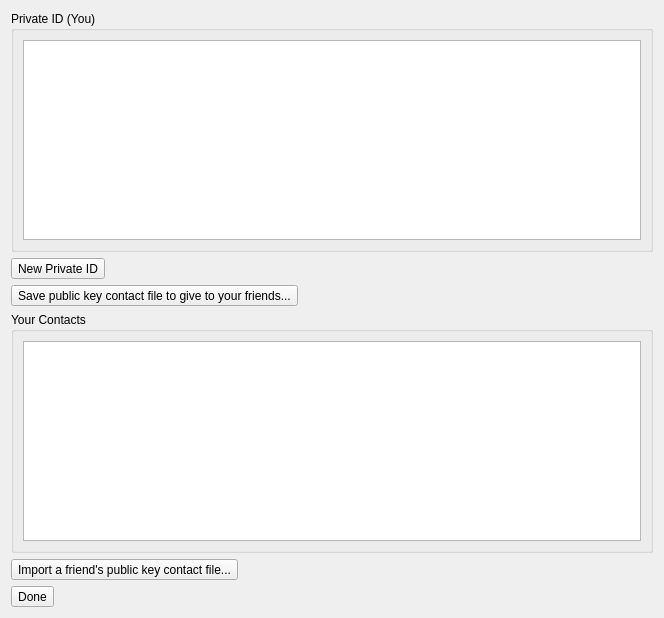
The window that keylisteditor.ui (localoptimum/warp2) describes before a commit, drawn with Qt 5.
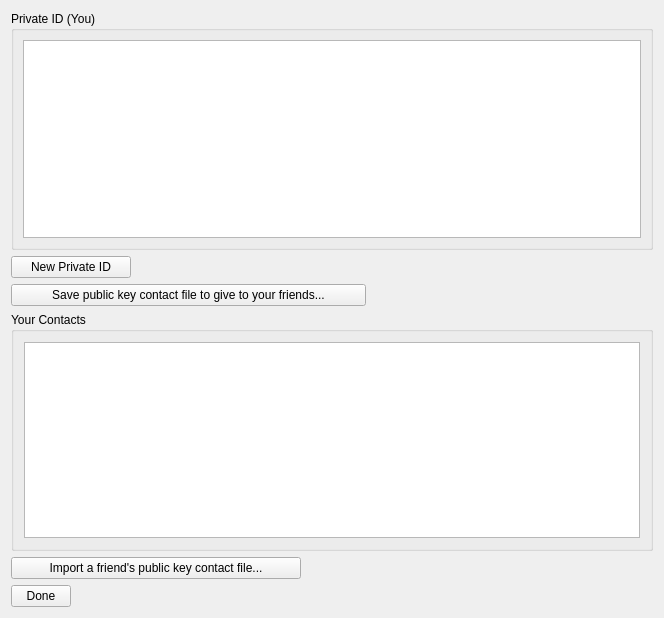
The same window after the commit.

Commit message: add messagedelegate. change layout of mainwindow. change all toolbuttons to pushbuttons. add error handling when cancelling import. add error handling when trying to overwrite existing file (when exporting contact). add reply button, that is enabled when message is selected.

Diff of the .ui file:
```diff
--- a/keylisteditor.ui
+++ b/keylisteditor.ui
@@ -46,17 +46,47 @@
     </widget>
    </item>
    <item>
-    <widget class="QToolButton" name="newPrivateIDButton">
+    <widget class="QPushButton" name="newPrivateIDButton">
+     <property name="minimumSize">
+      <size>
+       <width>120</width>
+       <height>0</height>
+      </size>
+     </property>
+     <property name="maximumSize">
+      <size>
+       <width>120</width>
+       <height>16777215</height>
+      </size>
+     </property>
      <property name="text">
       <string>New Private ID</string>
      </property>
+     <property name="autoDefault">
+      <bool>false</bool>
+     </property>
     </widget>
    </item>
    <item>
-    <widget class="QToolButton" name="exportPublicKeyButton">
+    <widget class="QPushButton" name="exportPublicKeyButton">
+     <property name="minimumSize">
+      <size>
+       <width>355</width>
+       <height>0</height>
+      </size>
+     </property>
+     <property name="maximumSize">
+      <size>
+       <width>355</width>
+       <height>16777215</height>
+      </size>
+     </property>
      <property name="text">
       <string>Save public key contact file to give to your friends...</string>
      </property>
+     <property name="autoDefault">
+      <bool>false</bool>
+     </property>
     </widget>
    </item>
    <item>
@@ -71,6 +101,18 @@
       <string>Your Contacts</string>
      </property>
      <layout class="QHBoxLayout" name="horizontalLayout_2">
+      <property name="leftMargin">
+       <number>10</number>
+      </property>
+      <property name="topMargin">
+       <number>10</number>
+      </property>
+      <property name="rightMargin">
+       <number>10</number>
+      </property>
+      <property name="bottomMargin">
+       <number>10</number>
+      </property>
       <item>
        <widget class="QTableWidget" name="publicKeyTable">
         <property name="sizePolicy">
@@ -88,17 +130,47 @@
     </widget>
    </item>
    <item>
-    <widget class="QToolButton" name="importContactButton">
+    <widget class="QPushButton" name="importContactButton">
+     <property name="minimumSize">
+      <size>
+       <width>290</width>
+       <height>0</height>
+      </size>
+     </property>
+     <property name="maximumSize">
+      <size>
+       <width>290</width>
+       <height>16777215</height>
+      </size>
+     </property>
      <property name="text">
       <string>Import a friend's public key contact file...</string>
      </property>
+     <property name="autoDefault">
+      <bool>false</bool>
+     </property>
     </widget>
    </item>
    <item>
-    <widget class="QToolButton" name="doneButton">
+    <widget class="QPushButton" name="doneButton">
+     <property name="minimumSize">
+      <size>
+       <width>60</width>
+       <height>0</height>
+      </size>
+     </property>
+     <property name="maximumSize">
+      <size>
+       <width>60</width>
+       <height>16777215</height>
+      </size>
+     </property>
      <property name="text">
       <string>Done</string>
      </property>
+     <property name="autoDefault">
+      <bool>false</bool>
+     </property>
     </widget>
    </item>
   </layout>
```
The commit also changes 12 other files.
